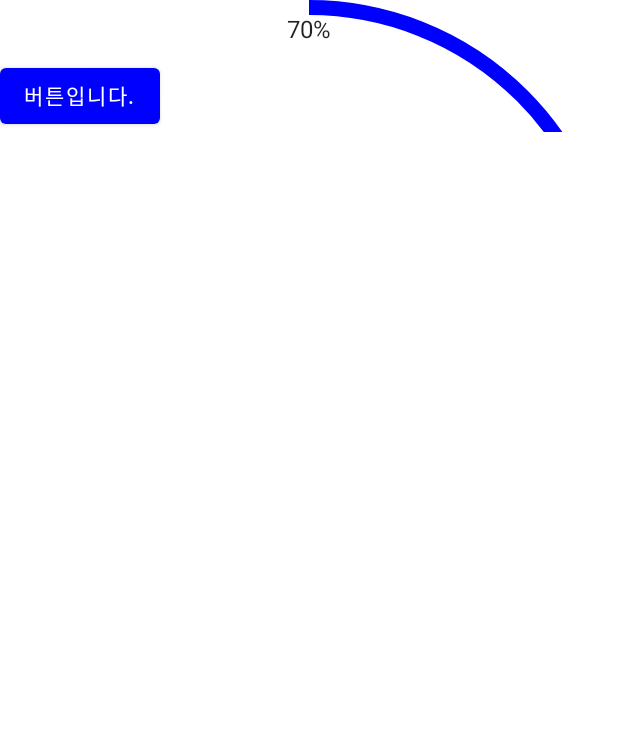
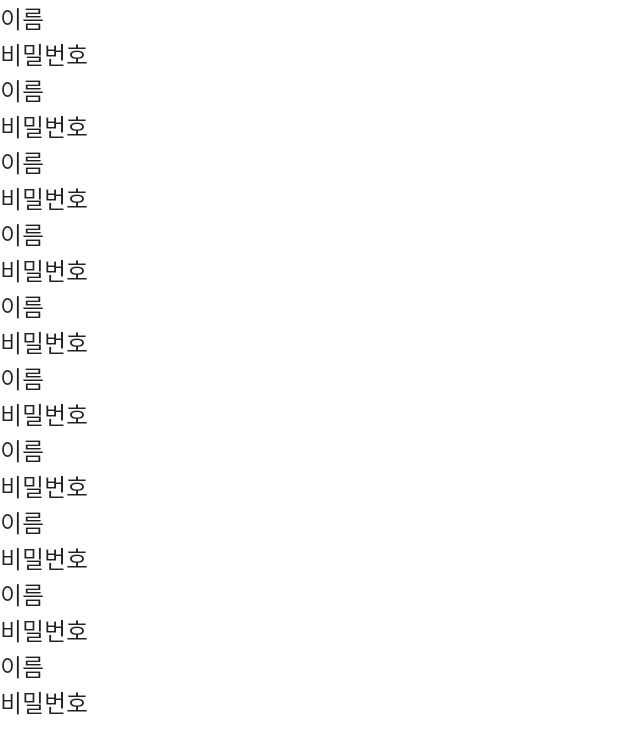
Before and after one commit to gkdidms/android-compose-mvvm, an Android app built with Jetpack Compose: the screen it shows after launch (MainActivity), on a phone screen of 412 x 824 dp. Shown: the top 754 px of the screen. Run offline under Robolectric (Android 15) with nearby library versions, the phone set to English and light mode, and no system bars.

Commit message:
:sparkles: Hilt 추가 + 리스트 뷰로 변경

```diff
--- a/NewAccountBookProject/app/build.gradle
+++ b/NewAccountBookProject/app/build.gradle
@@ -2,6 +2,8 @@ plugins {
     id 'com.android.application'
     id 'org.jetbrains.kotlin.android'
     id 'kotlin-android'
+    id 'dagger.hilt.android.plugin'
+    id 'kotlin-kapt'
 }
 
 android {
@@ -95,4 +97,7 @@ dependencies {
 
     implementation "androidx.lifecycle:lifecycle-viewmodel-ktx:2.5.0"
 
+    //hilt
+    implementation "com.google.dagger:hilt-android:2.28-alpha"
+    kapt "com.google.dagger:hilt-android-compiler:2.28-alpha"
 }
--- a/NewAccountBookProject/app/src/main/java/com/example/newaccountbookproject/view/MainActivity.kt
+++ b/NewAccountBookProject/app/src/main/java/com/example/newaccountbookproject/view/MainActivity.kt
@@ -3,21 +3,17 @@ package com.example.newaccountbookproject.view
 import android.os.Bundle
 import androidx.activity.compose.setContent
 import androidx.activity.viewModels
-import androidx.compose.animation.core.*
-import androidx.compose.foundation.layout.*
-import androidx.compose.material.*
-import androidx.compose.runtime.*
-import androidx.compose.runtime.livedata.observeAsState
-import androidx.compose.ui.Alignment
+import androidx.compose.foundation.layout.Column
+import androidx.compose.foundation.layout.fillMaxWidth
+import androidx.compose.foundation.lazy.LazyColumn
+import androidx.compose.material.Surface
+import androidx.compose.material.Text
+import androidx.compose.runtime.Composable
 import androidx.compose.ui.Modifier
 import androidx.compose.ui.graphics.Color
 import androidx.compose.ui.tooling.preview.Preview
-import androidx.compose.ui.unit.dp
-import androidx.lifecycle.Observer
-import com.example.newaccountbookproject.R
 import com.example.newaccountbookproject.base.BaseActivity
-import com.example.newaccountbookproject.databinding.ActivityMainBinding
-import com.example.newaccountbookproject.model.MainViewModel
+import com.example.newaccountbookproject.viewmodel.MainViewModel
 import com.example.newaccountbookproject.view.ui.theme.NewAccountBookProjectTheme
 
 class MainActivity : BaseActivity<MainViewModel>() {
@@ -38,62 +34,63 @@ class MainActivity : BaseActivity<MainViewModel>() {
         Surface(
             color = Color.White
         ) {
-            Column() {
-                MainCircularProgressAnimated()
+            //RecyclerView 같은거임
+            LazyColumn() {
+                //MainCircularProgressAnimated()
+                items(10) {
+                    MainItem()
+                }
             }
         }
     }
 
     @Composable
-    private fun MainCircularProgressAnimated() {
-//        val infiniteTransition = rememberInfiniteTransition() 무한대로 동작하는 애니메이션
-
-        //데이터 변화를 감지하는 ?? liveData로 어떻게 변형하지 ?
-        val progress: Float by viewModel.progressNum.observeAsState(0.0f)
-
-        //react effect 와 동일함. activity가 실행될때 최초 실행됨.
-//        LaunchedEffect(Unit) {
-//            progress = 0.7f
-//        }
-
-        val progressAnimation by animateFloatAsState(
-            targetValue = progress,
-            animationSpec = tween(1000)
-        )
-
-        Box() {
-            CircularProgressIndicator(
-                progress = progressAnimation,
-                strokeWidth = 10.dp,
-                color = Color.Blue,
-                modifier = Modifier.fillMaxWidth().wrapContentHeight()
-            )
-            Text(
-                text = "70%",
-                modifier = Modifier.align(Alignment.Center).padding(vertical = 10.dp),
-            )
-        }
-
-        Button(
-            onClick = {},
-            colors = ButtonDefaults.buttonColors(
-                backgroundColor = Color.Blue
-            )) {
-            Text(text = "버튼입니다.", color = Color.White)
+    private fun MainItem() {
+        Column(modifier = Modifier.fillMaxWidth()) {
+            Text(text = "이름")
+            Text(text = "비밀번호")
         }
     }
 
-    @Composable
-    private fun TextGreeting(text: String) {
-        Surface(
-            modifier = Modifier.padding(horizontal = 12.dp, vertical = 12.dp)
-        ) {
-            Text(
-                text = text,
-                modifier = Modifier.fillMaxWidth()
-            )
-        }
-    }
+
+//    @Composable
+//    private fun MainCircularProgressAnimated() {
+////        val infiniteTransition = rememberInfiniteTransition() 무한대로 동작하는 애니메이션
+//
+//        //데이터 변화를 감지하는 ?? liveData로 어떻게 변형하지 ?
+//        val progress: Float by viewModel.progressNum.observeAsState(0.0f)
+//
+//        //react effect 와 동일함. activity가 실행될때 최초 실행됨.
+////        LaunchedEffect(Unit) {
+////            progress = 0.7f
+////        }
+//
+//        val progressAnimation by animateFloatAsState(
+//            targetValue = progress,
+//            animationSpec = tween(1000)
+//        )
+//
+//        Box() {
+//            CircularProgressIndicator(
+//                progress = progressAnimation,
+//                strokeWidth = 10.dp,
+//                color = Color.Blue,
+//                modifier = Modifier.fillMaxWidth().height(500.dp)
+//            )
+//            Text(
+//                text = "70%",
+//                modifier = Modifier.align(Alignment.Center).padding(vertical = 10.dp),
+//            )
+//        }
+//
+//        Button(
+//            onClick = {},
+//            colors = ButtonDefaults.buttonColors(
+//                backgroundColor = Color.Blue
+//            )) {
+//            Text(text = "버튼입니다.", color = Color.White)
+//        }
+//    }
 
     @Preview(showBackground = true, widthDp = 320, heightDp = 640)
     @Composable
--- a/NewAccountBookProject/app/src/main/java/com/example/newaccountbookproject/model/MainViewModel.kt
+++ b/NewAccountBookProject/app/src/main/java/com/example/newaccountbookproject/viewmodel/MainViewModel.kt
@@ -1,4 +1,4 @@
-package com.example.newaccountbookproject.model
+package com.example.newaccountbookproject.viewmodel
 
 import androidx.lifecycle.LiveData
 import androidx.lifecycle.MutableLiveData
--- a/NewAccountBookProject/build.gradle
+++ b/NewAccountBookProject/build.gradle
@@ -5,6 +5,7 @@ buildscript {
 
     dependencies {
         classpath "com.android.tools.build:gradle:7.0.0"
+        classpath 'com.google.dagger:hilt-android-gradle-plugin:2.28-alpha'
     }
 }// Top-level build file where you can add configuration options common to all sub-projects/modules.
 plugins {
```
